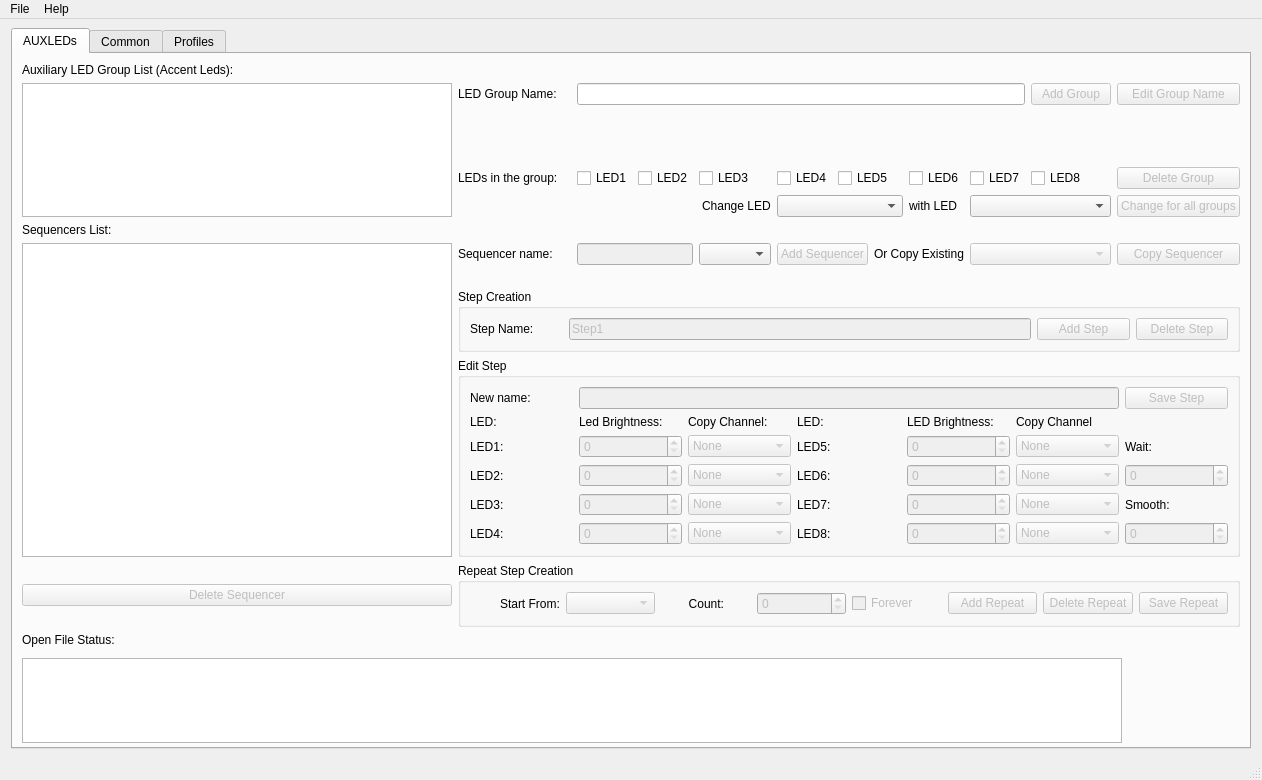
This is Design.ui in raptorbox01/profileeditor as Qt 5 draws it before an edit. The edited form follows.
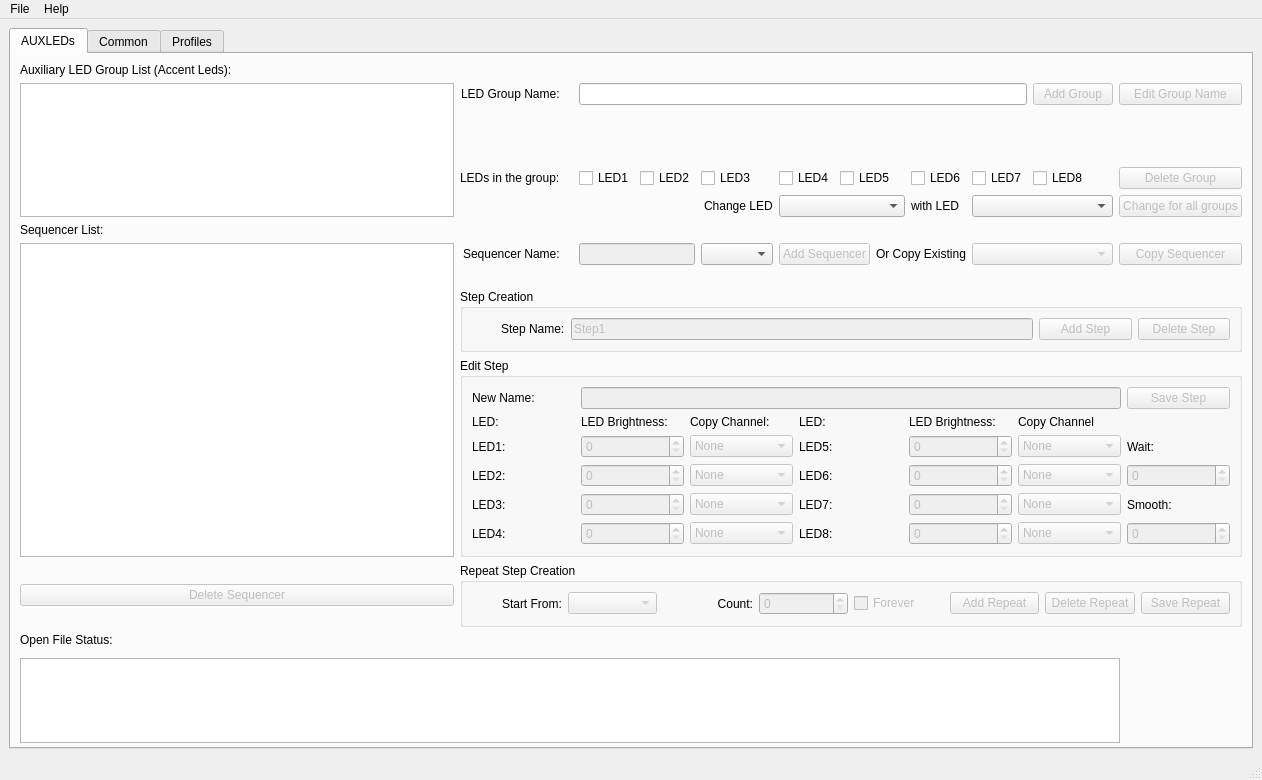
This is the edited form. The open tabs and pages were chosen to show the change. Icons and pictures are not drawn.

Commit message: localization started auxes and half of common tab localized

```diff
--- a/Design.ui
+++ b/Design.ui
@@ -23,13 +23,13 @@
      <widget class="QTabWidget" name="tabWidget">
       <property name="minimumSize">
        <size>
-        <width>0</width>
+        <width>1240</width>
         <height>87</height>
        </size>
       </property>
       <property name="maximumSize">
        <size>
-        <width>1240</width>
+        <width>3000</width>
         <height>16777215</height>
        </size>
       </property>
@@ -201,21 +201,21 @@
           </property>
          </widget>
         </item>
-        <item row="6" column="1">
+        <item row="6" column="1" alignment="Qt::AlignRight">
          <widget class="QLabel" name="LblSeqName">
           <property name="text">
-           <string>Sequencer name:</string>
+           <string>Sequencer Name:</string>
           </property>
          </widget>
         </item>
-        <item row="1" column="1">
+        <item row="1" column="1" alignment="Qt::AlignRight">
          <widget class="QLabel" name="LblGroupName">
           <property name="text">
            <string>LED Group Name:</string>
           </property>
          </widget>
         </item>
-        <item row="3" column="1">
+        <item row="3" column="1" alignment="Qt::AlignRight">
          <widget class="QLabel" name="LblLeds">
           <property name="text">
            <string>LEDs in the group:</string>
@@ -225,7 +225,7 @@
         <item row="5" column="0">
          <widget class="QLabel" name="LblSequencers">
           <property name="text">
-           <string>Sequencers List:</string>
+           <string>Sequencer List:</string>
           </property>
          </widget>
         </item>
@@ -322,7 +322,7 @@
              </property>
             </widget>
            </item>
-           <item row="0" column="0">
+           <item row="0" column="0" alignment="Qt::AlignRight">
             <widget class="QLabel" name="LblStepName">
              <property name="text">
               <string>Step Name:</string>
@@ -368,7 +368,7 @@
              </property>
             </widget>
            </item>
-           <item row="1" column="2" alignment="Qt::AlignHCenter">
+           <item row="1" column="2" alignment="Qt::AlignRight">
             <widget class="QLabel" name="LblCount">
              <property name="text">
               <string>Count:</string>
@@ -734,7 +734,7 @@
            <item row="1" column="1">
             <widget class="QLabel" name="LblBrightness">
              <property name="text">
-              <string>Led Brightness:</string>
+              <string>LED Brightness:</string>
              </property>
             </widget>
            </item>
@@ -850,7 +850,7 @@
            <item row="0" column="0">
             <widget class="QLabel" name="LblNewName">
              <property name="text">
-              <string>New name:</string>
+              <string>New Name:</string>
              </property>
             </widget>
            </item>
```
Left out of the diff: 4 changed lines with no effect on the pictures. The commit also changes 4 other files.
